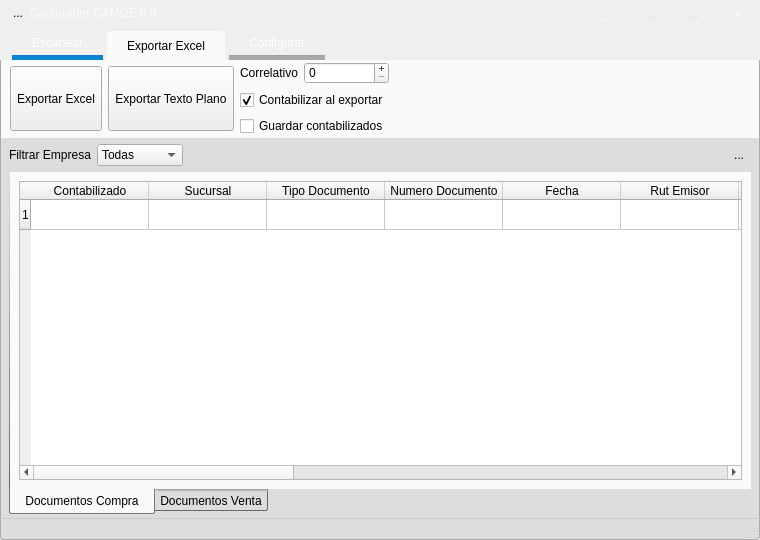
Before: the Qt Designer form GUI/mainWindow.ui in firenessmax/bte001, drawn with Qt 5.
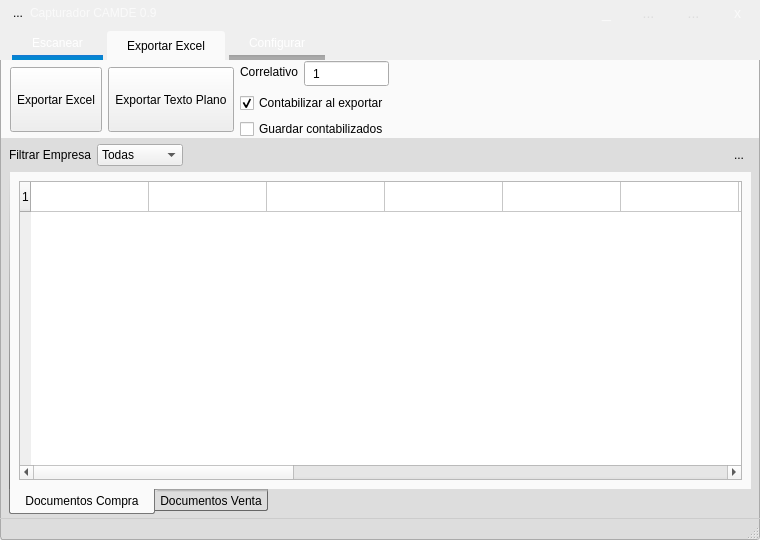
After: the same form once the commit is applied. The open tabs and pages were chosen to show the change. Icons and pictures are not drawn.

Commit message: Cambio de tipografia a segoe ui que es mas linda y se ve mas claro

Diff of the .ui file:
```diff
--- a/GUI/mainWindow.ui
+++ b/GUI/mainWindow.ui
@@ -416,6 +416,12 @@
               <height>100</height>
              </size>
             </property>
+            <property name="font">
+             <font>
+              <family>Segoe UI</family>
+              <pointsize>9</pointsize>
+             </font>
+            </property>
             <property name="styleSheet">
              <string notr="true">
 QTabWidget::pane { /* The tab widget frame */
@@ -567,8 +573,16 @@
                <layout class="QVBoxLayout" name="verticalLayout_3">
                 <item>
                  <layout class="QFormLayout" name="formLayout_6">
+                  <property name="fieldGrowthPolicy">
+                   <enum>QFormLayout::AllNonFixedFieldsGrow</enum>
+                  </property>
                   <item row="0" column="0">
                    <widget class="QLabel" name="correlativoLabel_3">
+                    <property name="font">
+                     <font>
+                      <family>Segoe UI</family>
+                     </font>
+                    </property>
                     <property name="text">
                      <string>Correlativo</string>
                     </property>
@@ -576,6 +590,14 @@
                   </item>
                   <item row="0" column="1">
                    <widget class="QSpinBox" name="correlativoSpinBox">
+                    <property name="font">
+                     <font>
+                      <family>Segoe UI</family>
+                     </font>
+                    </property>
+                    <property name="styleSheet">
+                     <string notr="true">padding:4px</string>
+                    </property>
                     <property name="wrapping">
                      <bool>false</bool>
                     </property>
@@ -583,7 +605,7 @@
                      <bool>true</bool>
                     </property>
                     <property name="buttonSymbols">
-                     <enum>QAbstractSpinBox::PlusMinus</enum>
+                     <enum>QAbstractSpinBox::NoButtons</enum>
                     </property>
                     <property name="specialValueText">
                      <string/>
@@ -591,6 +613,9 @@
                     <property name="suffix">
                      <string/>
                     </property>
+                    <property name="minimum">
+                     <number>1</number>
+                    </property>
                     <property name="maximum">
                      <number>999999999</number>
                     </property>
@@ -600,6 +625,11 @@
                 </item>
                 <item>
                  <widget class="QCheckBox" name="contabilizarCheckBox">
+                  <property name="font">
+                   <font>
+                    <family>Segoe UI</family>
+                   </font>
+                  </property>
                   <property name="text">
                    <string>Contabilizar al exportar</string>
                   </property>
@@ -610,6 +640,11 @@
                 </item>
                 <item>
                  <widget class="QCheckBox" name="guardarCheckBox">
+                  <property name="font">
+                   <font>
+                    <family>Segoe UI</family>
+                   </font>
+                  </property>
                   <property name="text">
                    <string>Guardar contabilizados</string>
                   </property>
@@ -631,6 +666,11 @@
                   <height>16777215</height>
                  </size>
                 </property>
+                <property name="font">
+                 <font>
+                  <family>Segoe UI</family>
+                 </font>
+                </property>
                 <property name="text">
                  <string>Exportar Excel</string>
                 </property>
@@ -677,6 +717,11 @@
                   <height>16777215</height>
                  </size>
                 </property>
+                <property name="font">
+                 <font>
+                  <family>Segoe UI</family>
+                 </font>
+                </property>
                 <property name="text">
                  <string>Exportar Texto Plano</string>
                 </property>
@@ -799,6 +844,11 @@
           </item>
           <item>
            <widget class="QTabWidget" name="tabWidget_2">
+            <property name="font">
+             <font>
+              <family>Segoe UI</family>
+             </font>
+            </property>
             <property name="styleSheet">
              <string notr="true">QTabWidget::pane { /* The tab widget frame */
    background: #fafafa;
@@ -904,7 +954,7 @@
                  <number>16</number>
                 </property>
                 <attribute name="horizontalHeaderVisible">
-                 <bool>true</bool>
+                 <bool>false</bool>
                 </attribute>
                 <attribute name="horizontalHeaderCascadingSectionResizes">
                  <bool>true</bool>
```
Left out of the diff: 49 changed lines with no effect on the pictures. The commit also changes 3 other files.
